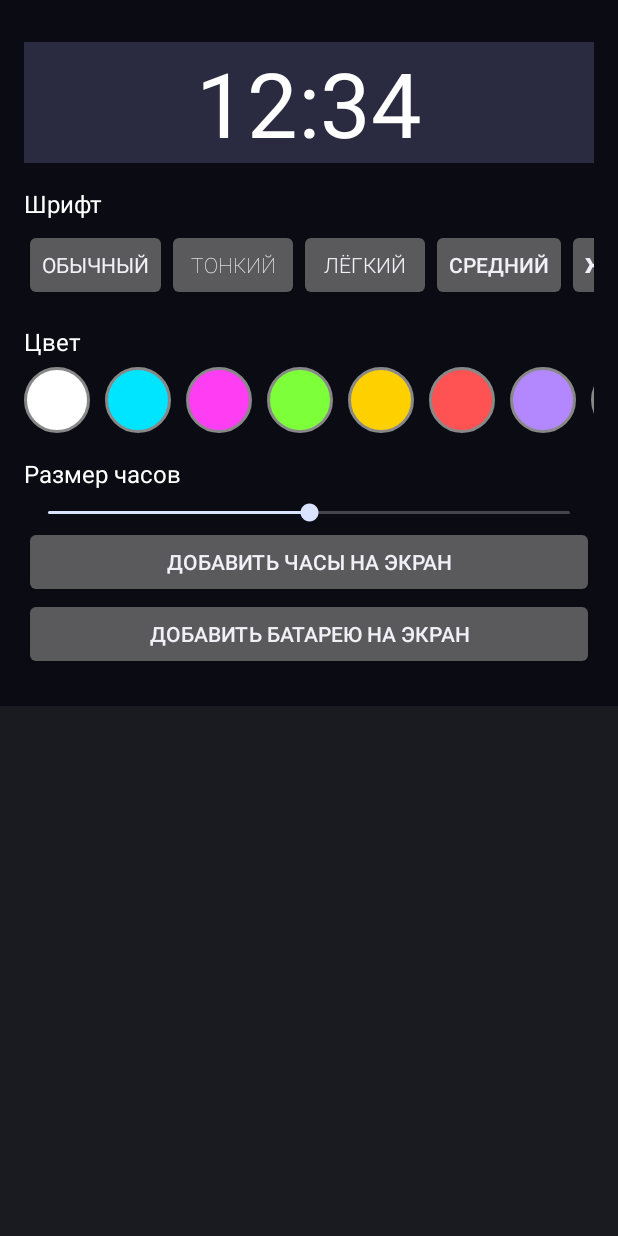
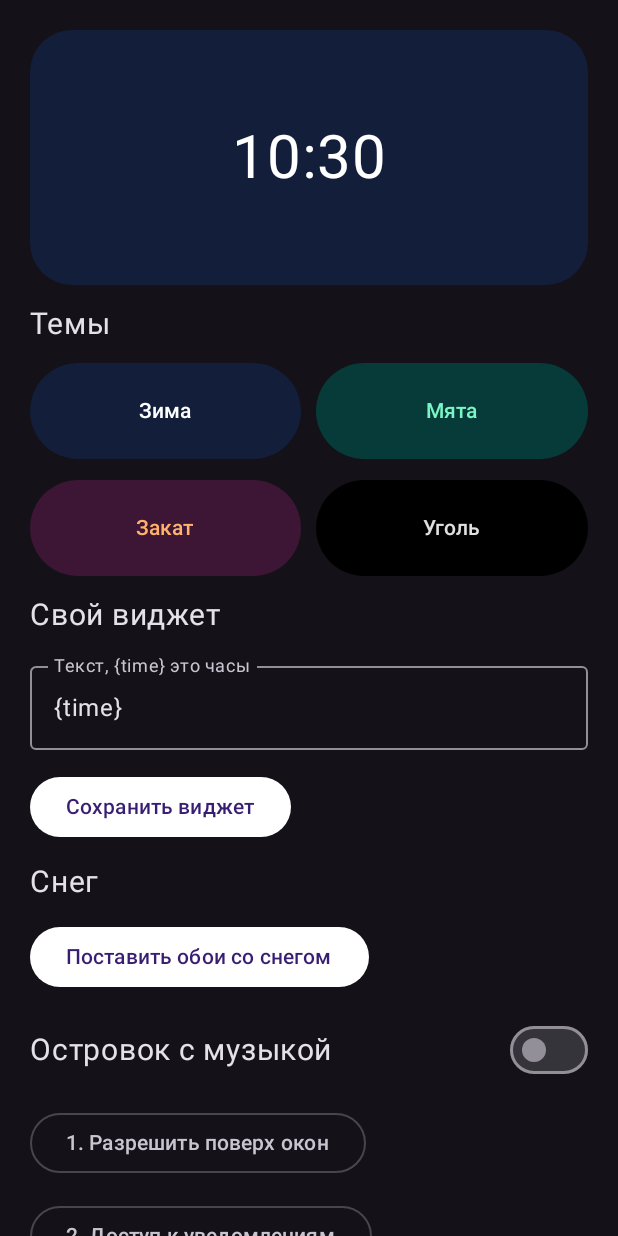
Before and after one commit to ARMATURA122/myapp, an Android app built with Jetpack Compose: the screen it shows after launch (MainActivity), on a phone screen of 412 x 824 dp. Run offline under Robolectric (Android 15) with nearby library versions, the phone set to English and light mode, and no system bars.

Commit message:
new design

```diff
--- a/app/src/main/java/com/armatura/widgets/MainActivity.kt
+++ b/app/src/main/java/com/armatura/widgets/MainActivity.kt
@@ -1,100 +1,98 @@
 package com.armatura.widgets
 
-import android.app.Activity
+import android.app.WallpaperManager
 import android.appwidget.AppWidgetManager
 import android.content.ComponentName
-import android.graphics.Color
-import android.graphics.Typeface
-import android.graphics.drawable.GradientDrawable
+import android.content.Intent
+import android.net.Uri
 import android.os.Bundle
-import android.view.Gravity
-import android.view.View
-import android.widget.*
+import android.provider.Settings
+import androidx.activity.ComponentActivity
+import androidx.activity.compose.setContent
+import androidx.compose.foundation.*
+import androidx.compose.foundation.layout.*
+import androidx.compose.foundation.shape.RoundedCornerShape
+import androidx.compose.material3.*
+import androidx.compose.runtime.*
+import androidx.compose.ui.Alignment
+import androidx.compose.ui.Modifier
+import androidx.compose.ui.graphics.Color
+import androidx.compose.ui.unit.dp
+import androidx.compose.ui.unit.sp
+import java.time.LocalTime
+import java.time.format.DateTimeFormatter
 
-class MainActivity : Activity() {
-    override fun onCreate(b: Bundle?) {
-        super.onCreate(b)
-        val p = prefs(this)
-        val dp = resources.displayMetrics.density
-        fun d(x: Int) = (x * dp).toInt()
-        val root = LinearLayout(this)
-        root.orientation = LinearLayout.VERTICAL
-        root.setPadding(d(16), d(28), d(16), d(24))
-        root.setBackgroundColor(0xFF0B0B14.toInt())
-        fun tv(t: String): TextView {
-            val v = TextView(this)
-            v.text = t; v.setTextColor(Color.WHITE); v.textSize = 16f
-            v.setPadding(0, d(16), 0, d(6))
-            return v
+private class Look(val name: String, val bg: Long, val accent: Long)
+private val looks = listOf(
+    Look("Зима", 0xFF121E3A, 0xFFFFFFFF), Look("Мята", 0xFF073B3A, 0xFF7CF5C4),
+    Look("Закат", 0xFF3D1635, 0xFFFFB26B), Look("Уголь", 0xFF000000, 0xFFE0E0E0))
+
+class MainActivity : ComponentActivity() {
+    override fun onCreate(savedInstanceState: Bundle?) {
+        super.onCreate(savedInstanceState)
+        val p = getSharedPreferences("style", MODE_PRIVATE)
+        val manager = AppWidgetManager.getInstance(this)
+        val widget = ComponentName(this, ClockWidget::class.java)
+        fun refresh() = ClockWidget().onUpdate(this, manager, manager.getAppWidgetIds(widget))
+        setContent {
+            var bg by remember { mutableIntStateOf(p.getInt("bg", looks[0].bg.toInt())) }
+            var accent by remember { mutableIntStateOf(p.getInt("accent", -1)) }
+            var code by remember { mutableStateOf(p.getString("code", "{time}")!!) }
+            var island by remember { mutableStateOf(p.getBoolean("island", false)) }
+            MaterialTheme(colorScheme = darkColorScheme(primary = Color(accent))) {
+                Surface(Modifier.fillMaxSize()) {
+                    Column(Modifier.safeDrawingPadding().verticalScroll(rememberScrollState()).padding(20.dp),
+                        verticalArrangement = Arrangement.spacedBy(14.dp)) {
+                        Box(Modifier.fillMaxWidth().height(170.dp)
+                            .background(Color(bg), RoundedCornerShape(28.dp)), Alignment.Center) {
+                            val now = LocalTime.now().format(DateTimeFormatter.ofPattern("HH:mm"))
+                            Text(code.replace("{time}", now), color = Color(accent), fontSize = 40.sp)
+                        }
+                        Text("Темы", fontSize = 20.sp)
+                        looks.chunked(2).forEach { row ->
+                            Row(horizontalArrangement = Arrangement.spacedBy(10.dp)) {
+                                row.forEach { l ->
+                                    Button(onClick = {
+                                        bg = l.bg.toInt()
+                                        accent = l.accent.toInt()
+                                        p.edit().putInt("bg", bg).putInt("accent", accent).apply()
+                                        refresh()
+                                    }, modifier = Modifier.weight(1f).height(64.dp),
+                                        colors = ButtonDefaults.buttonColors(
+                                            containerColor = Color(l.bg), contentColor = Color(l.accent))
+                                    ) { Text(l.name) }
+                                }
+                            }
+                        }
+                        Text("Свой виджет", fontSize = 20.sp)
+                        OutlinedTextField(code, { code = it }, Modifier.fillMaxWidth(),
+                            label = { Text("Текст, {time} это часы") })
+                        Button(onClick = {
+                            p.edit().putString("code", code).apply()
+                            refresh()
+                            if (manager.isRequestPinAppWidgetSupported)
+                                manager.requestPinAppWidget(widget, null, null)
+                        }) { Text("Сохранить виджет") }
+                        Text("Снег", fontSize = 20.sp)
+                        Button(onClick = {
+                            startActivity(Intent(WallpaperManager.ACTION_CHANGE_LIVE_WALLPAPER).putExtra(
+                                WallpaperManager.EXTRA_LIVE_WALLPAPER_COMPONENT,
+                                ComponentName(this@MainActivity, SnowWallpaper::class.java)))
+                        }) { Text("Поставить обои со снегом") }
+                        Row(verticalAlignment = Alignment.CenterVertically) {
+                            Text("Островок с музыкой", Modifier.weight(1f), fontSize = 20.sp)
+                            Switch(island, { island = it; p.edit().putBoolean("island", it).apply() })
+                        }
+                        OutlinedButton(onClick = {
+                            startActivity(Intent(Settings.ACTION_MANAGE_OVERLAY_PERMISSION,
+                                Uri.parse("package:$packageName")))
+                        }) { Text("1. Разрешить поверх окон") }
+                        OutlinedButton(onClick = {
+                            startActivity(Intent(Settings.ACTION_NOTIFICATION_LISTENER_SETTINGS))
+                        }) { Text("2. Доступ к уведомлениям") }
+                    }
+                }
+            }
         }
-        val pv = TextView(this)
-        pv.text = "12:34"; pv.gravity = Gravity.CENTER
-        pv.setBackgroundColor(0xFF2A2A40.toInt())
-        fun refresh() {
-            pv.typeface = Typeface.create(FONTS[p.getInt("font", 0)], Typeface.NORMAL)
-            pv.setTextColor(p.getInt("color", COLORS[0]))
-            pv.textSize = p.getInt("size", 60).toFloat()
-            updateAll(this)
-        }
-        root.addView(pv)
-        root.addView(tv("Шрифт"))
-        val fr = LinearLayout(this)
-        NAMES.forEachIndexed { i, n ->
-            val bt = Button(this)
-            bt.text = n
-            bt.typeface = Typeface.create(FONTS[i], Typeface.NORMAL)
-            bt.setOnClickListener { p.edit().putInt("font", i).apply(); refresh() }
-            fr.addView(bt)
-        }
-        val fs = HorizontalScrollView(this)
-        fs.addView(fr)
-        root.addView(fs)
-        root.addView(tv("Цвет"))
-        val cr = LinearLayout(this)
-        COLORS.forEach { c ->
-            val v = View(this)
-            val g = GradientDrawable()
-            g.shape = GradientDrawable.OVAL
-            g.setColor(c)
-            g.setStroke(d(2), Color.GRAY)
-            v.background = g
-            val lp = LinearLayout.LayoutParams(d(44), d(44))
-            lp.setMargins(0, 0, d(10), 0)
-            v.layoutParams = lp
-            v.setOnClickListener { p.edit().putInt("color", c).apply(); refresh() }
-            cr.addView(v)
-        }
-        val cs = HorizontalScrollView(this)
-        cs.addView(cr)
-        root.addView(cs)
-        root.addView(tv("Размер часов"))
-        val sb = SeekBar(this)
-        sb.max = 60
-        sb.progress = p.getInt("size", 60) - 30
-        sb.setOnSeekBarChangeListener(object : SeekBar.OnSeekBarChangeListener {
-            override fun onProgressChanged(s: SeekBar?, v: Int, u: Boolean) {
-                p.edit().putInt("size", 30 + v).apply(); refresh()
-            }
-            override fun onStartTrackingTouch(s: SeekBar?) {}
-            override fun onStopTrackingTouch(s: SeekBar?) {}
-        })
-        root.addView(sb)
-        fun pin(cls: Class<*>) {
-            val m = AppWidgetManager.getInstance(this)
-            if (m.isRequestPinAppWidgetSupported) m.requestPinAppWidget(ComponentName(this, cls), null, null)
-            else Toast.makeText(this, "Долгий тап на рабочем столе, Виджеты", Toast.LENGTH_LONG).show()
-        }
-        val b1 = Button(this)
-        b1.text = "Добавить часы на экран"
-        b1.setOnClickListener { pin(ClockWidget::class.java) }
-        val b2 = Button(this)
-        b2.text = "Добавить батарею на экран"
-        b2.setOnClickListener { pin(BatteryWidget::class.java) }
-        root.addView(b1)
-        root.addView(b2)
-        val sv = ScrollView(this)
-        sv.addView(root)
-        setContentView(sv)
-        refresh()
     }
 }
--- a/app/src/main/java/com/armatura/widgets/SnowWallpaper.kt
+++ b/app/src/main/java/com/armatura/widgets/SnowWallpaper.kt
@@ -60,7 +60,7 @@ class SnowWallpaper : WallpaperService() {
             try {
                 c = surfaceHolder.lockCanvas()
                 if (c != null && w > 0) {
-                    c.drawColor(Color.rgb(18, 30, 58))
+                    c.drawColor(getSharedPreferences("style", MODE_PRIVATE).getInt("bg", Color.rgb(18, 30, 58)))
                     val col = w / pile.size
                     for (f in flakes) {
                         f.y += f.r * 0.5f
--- /dev/null
+++ b/app/src/main/res/layout/clock.xml
@@ -0,0 +1,6 @@
+<TextClock xmlns:android="http://schemas.android.com/apk/res/android"
+    android:id="@+id/clock"
+    android:layout_width="match_parent" android:layout_height="match_parent"
+    android:gravity="center" android:textSize="44sp"
+    android:fontFamily="sans-serif"
+    android:format12Hour="h:mm" android:format24Hour="HH:mm" />
--- a/app/src/main/res/layout/w_battery.xml
+++ /dev/null
@@ -1,4 +0,0 @@
-<?xml version="1.0" encoding="utf-8"?>
-<FrameLayout xmlns:android="http://schemas.android.com/apk/res/android" android:layout_width="match_parent" android:layout_height="match_parent" android:padding="6dp">
-  <ImageView android:id="@+id/img" android:layout_width="match_parent" android:layout_height="match_parent" android:scaleType="fitCenter"/>
-</FrameLayout>
--- a/app/src/main/res/xml/battery_info.xml
+++ /dev/null
@@ -1,3 +0,0 @@
-<appwidget-provider xmlns:android="http://schemas.android.com/apk/res/android"
-  android:minWidth="110dp" android:minHeight="110dp" android:updatePeriodMillis="1800000"
-  android:initialLayout="@layout/w_battery" android:resizeMode="horizontal|vertical" android:widgetCategory="home_screen"/>
--- a/app/src/main/res/xml/clock_info.xml
+++ b/app/src/main/res/xml/clock_info.xml
@@ -1,3 +1,5 @@
 <appwidget-provider xmlns:android="http://schemas.android.com/apk/res/android"
-  android:minWidth="250dp" android:minHeight="110dp" android:updatePeriodMillis="0"
-  android:initialLayout="@layout/w_clock" android:resizeMode="horizontal|vertical" android:widgetCategory="home_screen"/>
+    android:minWidth="180dp" android:minHeight="80dp"
+    android:resizeMode="horizontal|vertical"
+    android:initialLayout="@layout/clock"
+    android:widgetCategory="home_screen" />
--- a/build.gradle.kts
+++ b/build.gradle.kts
@@ -1,4 +1,5 @@
 plugins {
-    id("com.android.application") version "8.5.2" apply false
-    id("org.jetbrains.kotlin.android") version "1.9.24" apply false
+    id("com.android.application") version "8.7.3" apply false
+    id("org.jetbrains.kotlin.android") version "2.0.21" apply false
+    id("org.jetbrains.kotlin.plugin.compose") version "2.0.21" apply false
 }
--- a/gradle.properties
+++ b/gradle.properties
@@ -1,2 +1 @@
-org.gradle.jvmargs=-Xmx3g
-android.nonTransitiveRClass=true
+android.useAndroidX=true
--- a/settings.gradle.kts
+++ b/settings.gradle.kts
@@ -1,4 +1,4 @@
 pluginManagement { repositories { google(); mavenCentral(); gradlePluginPortal() } }
 dependencyResolutionManagement { repositories { google(); mavenCentral() } }
-rootProject.name = "Widgets"
+rootProject.name = "widgets"
 include(":app")
```
Also changed, not shown: app/build.gradle.kts (+23 -4 lines), app/src/main/AndroidManifest.xml (+16 -18 lines), app/src/main/java/com/armatura/widgets/ClockWidget.kt (added, +25 -0 lines), app/src/main/java/com/armatura/widgets/Common.kt (deleted, +0 -84 lines), app/src/main/java/com/armatura/widgets/Island.kt (added, +79 -0 lines), app/src/main/res/layout/w_clock.xml (deleted, +0 -14 lines), 3 other files.
